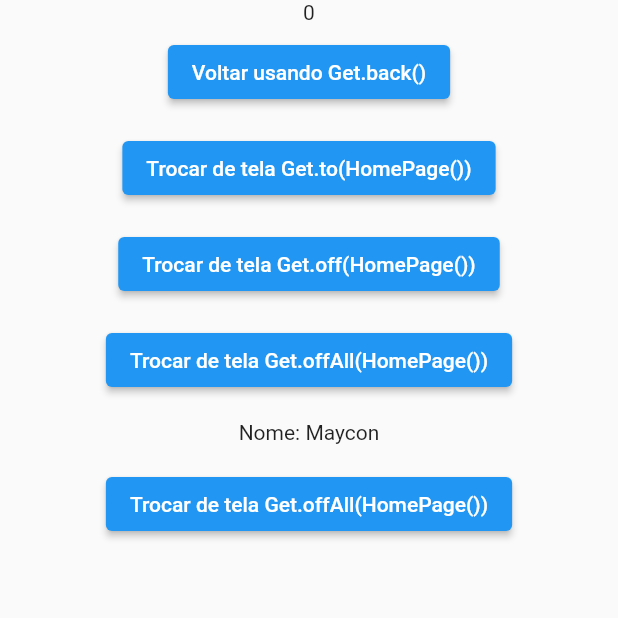
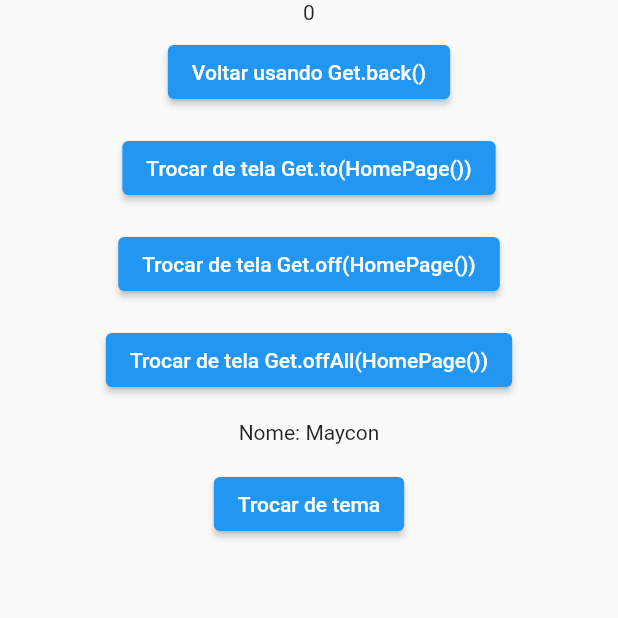
Before and after one commit to Maycon-crz/Flutter_Getx_Start, a Flutter app: the Outra screen opened directly, on a phone screen of 412 x 824 dp, the top half of it. Run offline on Flutter 3.47's test engine with Material 2 defaults, Android fonts, the phone set to English and light mode, and no system bars; our stand-ins replace get.

```diff
--- a/lib/app/view/outra_page.dart
+++ b/lib/app/view/outra_page.dart
@@ -62,7 +62,7 @@ class Outra extends StatelessWidget {
                   onPressed: () {
                     Get.changeTheme(ThemeData.dark());
                   },
-                  child: Text("Trocar de tela Get.offAll(HomePage())"),
+                  child: Text("Trocar de tema"),
                 ),
               ),
             ],
```
Also changed, not shown: 1 other file.
